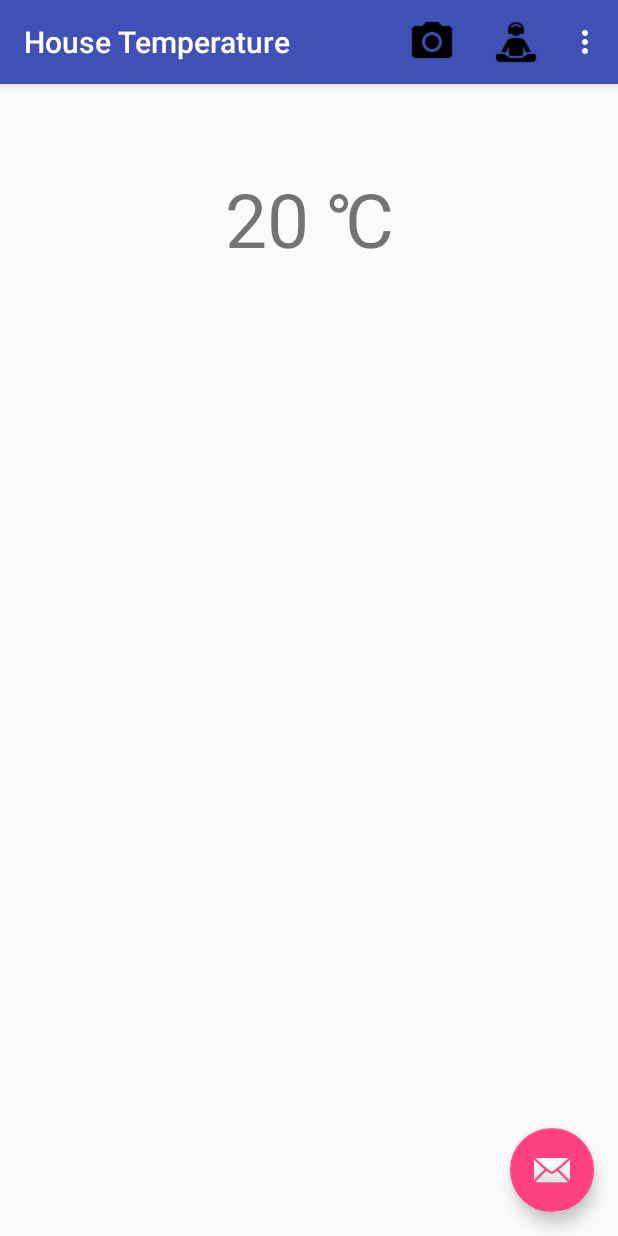
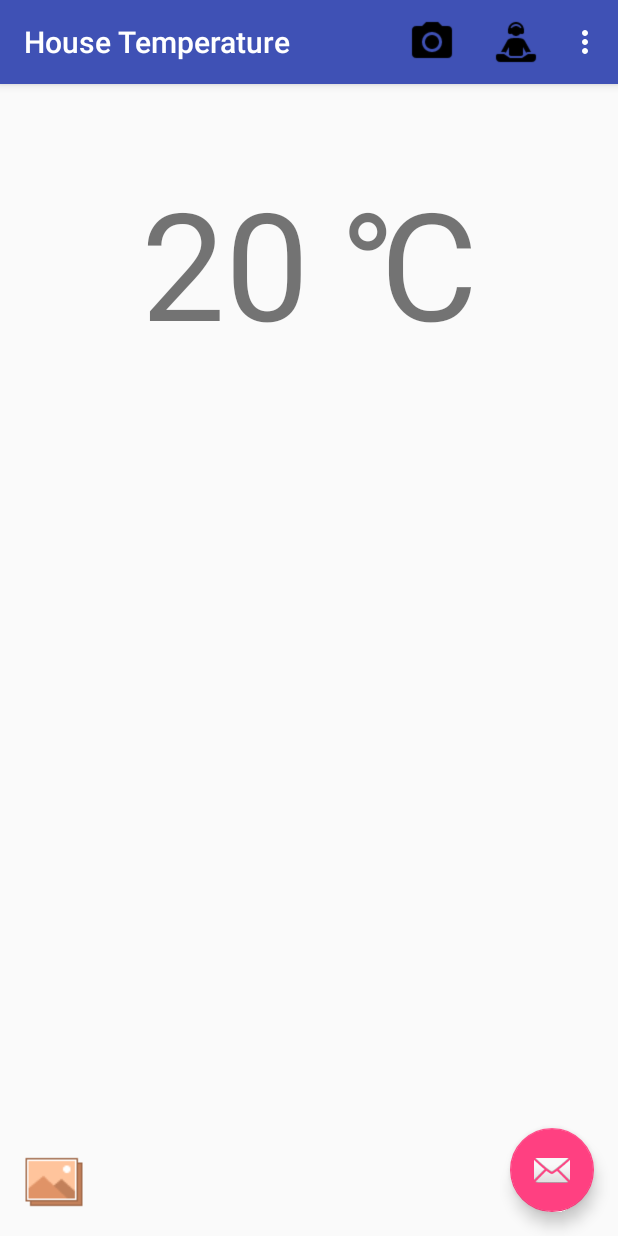
Before and after one commit to CST2335AndroidTeam/Team, an Android app: the fragment HouseMainFragment3 placed in its activity, in the options menu, after a tap on "Temperature", on a phone screen of 412 x 824 dp. Run offline under Robolectric (Android 15) with nearby library versions, the phone set to English and light mode, and no system bars.

Commit message:
add fragment and second language

```diff
--- a/app/src/main/AndroidManifest.xml
+++ b/app/src/main/AndroidManifest.xml
@@ -4,8 +4,7 @@
 
     <uses-permission android:name="android.permission.INTERNET" />
 
-    <!-- To access Google+ APIs: -->
-    <uses-permission android:name="android.permission.INTERNET" />
+    <uses-permission android:name="android.permission.VIBRATE"/>
 
     <application
         android:allowBackup="true"
--- a/app/src/main/res/layout/activity_house_main.xml
+++ b/app/src/main/res/layout/activity_house_main.xml
@@ -3,6 +3,7 @@
     android:id="@+id/houseMain_drawer"
     android:layout_width="match_parent"
     android:layout_height="match_parent"
+    android:background="@drawable/mainbackground"
     >
 
     <FrameLayout
--- a/app/src/main/res/layout/content_house_temp.xml
+++ b/app/src/main/res/layout/content_house_temp.xml
@@ -21,11 +21,19 @@
         android:layout_height="wrap_content"
         android:id="@+id/cur_temp"
         android:ems="10"
-        android:textSize="50sp"
+        android:textSize="100sp"
         android:gravity="center"
-        android:layout_marginTop="40dp"
+        android:layout_marginTop="36dp"
         android:layout_alignParentTop="true"
-        android:layout_centerHorizontal="true" />
+        android:layout_alignParentStart="true" />
+
+    <ImageView
+        android:layout_width="wrap_content"
+        android:layout_height="wrap_content"
+        app:srcCompat="@drawable/gallery"
+        android:id="@+id/imagePicture"
+        android:layout_alignParentBottom="true"
+        android:layout_alignParentStart="true" />
 
 
 </RelativeLayout>
--- a/app/src/main/res/layout/fragment_house_main_fragment1.xml
+++ b/app/src/main/res/layout/fragment_house_main_fragment1.xml
@@ -1,5 +1,4 @@
 <FrameLayout xmlns:android="http://schemas.android.com/apk/res/android"
-    xmlns:app="http://schemas.android.com/apk/res-auto"
     xmlns:tools="http://schemas.android.com/tools"
     android:layout_width="match_parent"
     android:layout_height="match_parent"
@@ -11,7 +10,7 @@
         android:text="@string/garageFragment"
         android:textSize="25sp"
         android:id="@+id/TextGarage"
-        android:background="@drawable/garagepic"/>
+        android:background="@drawable/back3"/>
 
     <Button
         android:text="@string/detail"
--- a/app/src/main/res/layout/fragment_house_main_fragment2.xml
+++ b/app/src/main/res/layout/fragment_house_main_fragment2.xml
@@ -9,7 +9,7 @@
         android:layout_height="match_parent"
         android:text="@string/tempFragment"
         android:textSize="25sp"
-        android:background="@drawable/tempic"
+        android:background="@drawable/back1"
         android:id="@+id/TextTemperature"/>
 
     <Button
--- a/app/src/main/res/layout/fragment_house_main_fragment3.xml
+++ b/app/src/main/res/layout/fragment_house_main_fragment3.xml
@@ -1,5 +1,4 @@
 <FrameLayout xmlns:android="http://schemas.android.com/apk/res/android"
-    xmlns:app="http://schemas.android.com/apk/res-auto"
     xmlns:tools="http://schemas.android.com/tools"
     android:layout_width="match_parent"
     android:layout_height="match_parent"
@@ -10,7 +9,7 @@
         android:layout_height="match_parent"
         android:text="@string/weatherFragment"
         android:textSize="25sp"
-        android:background="@drawable/weatherpic"
+        android:background="@drawable/back4"
         android:id="@+id/TextWeather"/>
 
     <Button
--- a/app/src/main/res/values/strings.xml
+++ b/app/src/main/res/values/strings.xml
@@ -1,5 +1,4 @@
 <resources>
-    <!-- TODO: Remove or change this placeholder text -->
     <string name="hello_blank_fragment">How long have you drived?</string>
     <string name="app_name">YM Smart Home</string>
     <string name="house_button">House Settings</string>
@@ -55,25 +54,22 @@
     <string name="garageFragment"><![CDATA[
         <p><h2>Welcome to use Garage interface</h2></p>
         <p>Instruction:</p>
-        <p>1) Customer can check the bottom "Detail" button to control garage door and light
-        or check the toolbar house garage icon to reach control page;</p>
+        <p>1) Customer can check the toolbar house garage icon to reach control page;</p>
         <p>2) In the control page, customer is allowed to open/close the garage door and turn on/off the light.
         Also, opening the garage door will turn on the light automatically.</p>
         ]]> </string>
     <string name="tempFragment"><![CDATA[
         <p><h2> Welcome to use House Temperature interface</h2></p>
         <p>Instruction:</p>
-        <p>1) Customer can check the bottom "Detail" button to control house temperature
-        or check the toolbar house temperature icon to reach control page;</p>
+        <p>1) Customer can check the toolbar house temperature icon to reach control page;</p>
         <p>2) In control page, customer is allowed to change house temperature and this temperature is stored till next time open the app;
         Also, customer is allowed to create a schedule by adding time/temperature settings when tab the calender icon.</p>
         ]]></string>
     <string name="weatherFragment"><![CDATA[
         <p><h2> Welcome to use Weather interface</h2></p>
         <p>Instruction:</p>
-        <p>1) Customer can check the bottom "Detail" button to check current weather
-        or check the toolbar house temperature icon to reach control page;</p>
-        <p>2) In control page, display the current temperature outside.</p>
+        <p>1) Customer can check the toolbar house temperature icon to reach control page;</p>
+        <p>2) In control page, display the current outside temperature.</p>
         ]]></string>
     <string name="detail">Detail</string>
 </resources>
```
Also changed, not shown: app/src/main/java/com/example/yu/team_project_1/HouseMain.java (+6 -3 lines), app/src/main/java/com/example/yu/team_project_1/HouseTemp.java (+23 -6 lines), app/src/main/res/drawable/back1.png (added), app/src/main/res/drawable/back3.jpg (added), app/src/main/res/drawable/back4.jpg (added), app/src/main/res/drawable/gallery.png (added), app/src/main/res/drawable/garagepic.jpg (deleted), app/src/main/res/drawable/mainbackground.png (added), app/src/main/res/drawable/warmpic.jpg (deleted), app/src/main/res/drawable/weatherpic.jpg (deleted), 1 other file.
